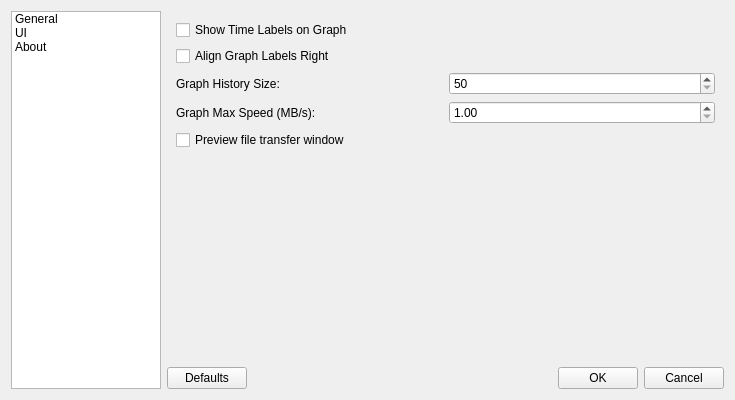
This is src/Settings.ui in silo0074/Movero as Qt 5 draws it before an edit. The edited form follows.
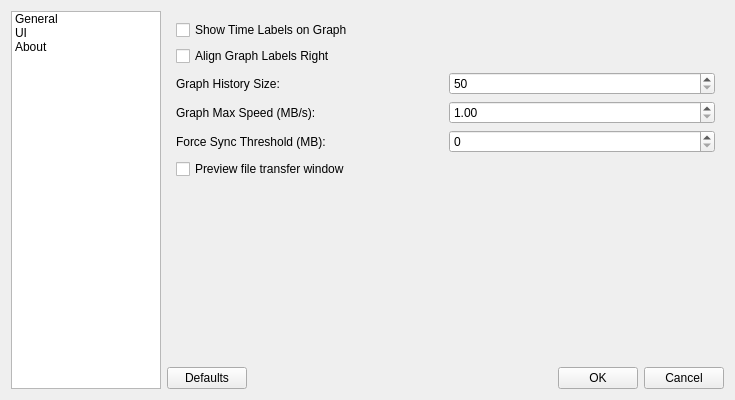
This is the edited form. The open tabs and pages were chosen to show the change.

Patch:
```diff
--- a/src/Settings.ui
+++ b/src/Settings.ui
@@ -203,6 +203,27 @@
            </item>
           </layout>
          </item>
+         <item>
+          <layout class="QHBoxLayout" name="horizontalLayout_Sync">
+           <item>
+            <widget class="QLabel" name="label_Sync">
+             <property name="text">
+              <string>Force Sync Threshold (MB):</string>
+             </property>
+            </widget>
+           </item>
+           <item>
+            <widget class="QSpinBox" name="spinSyncThreshold">
+             <property name="toolTip">
+              <string>Files larger than this will be forced to disk to ensure physical integrity.</string>
+             </property>
+             <property name="maximum">
+              <number>10240</number>
+             </property>
+            </widget>
+           </item>
+          </layout>
+         </item>
          <item>
           <widget class="QCheckBox" name="checkTestMode">
            <property name="toolTip">
```
